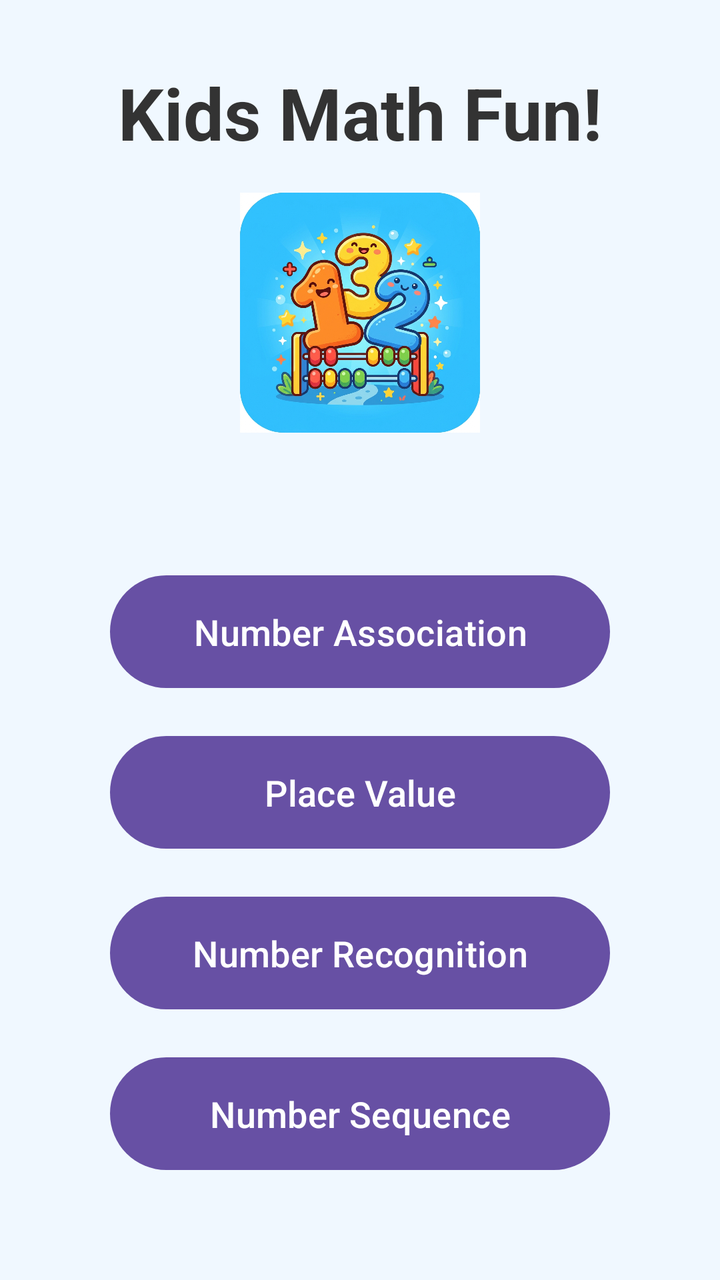
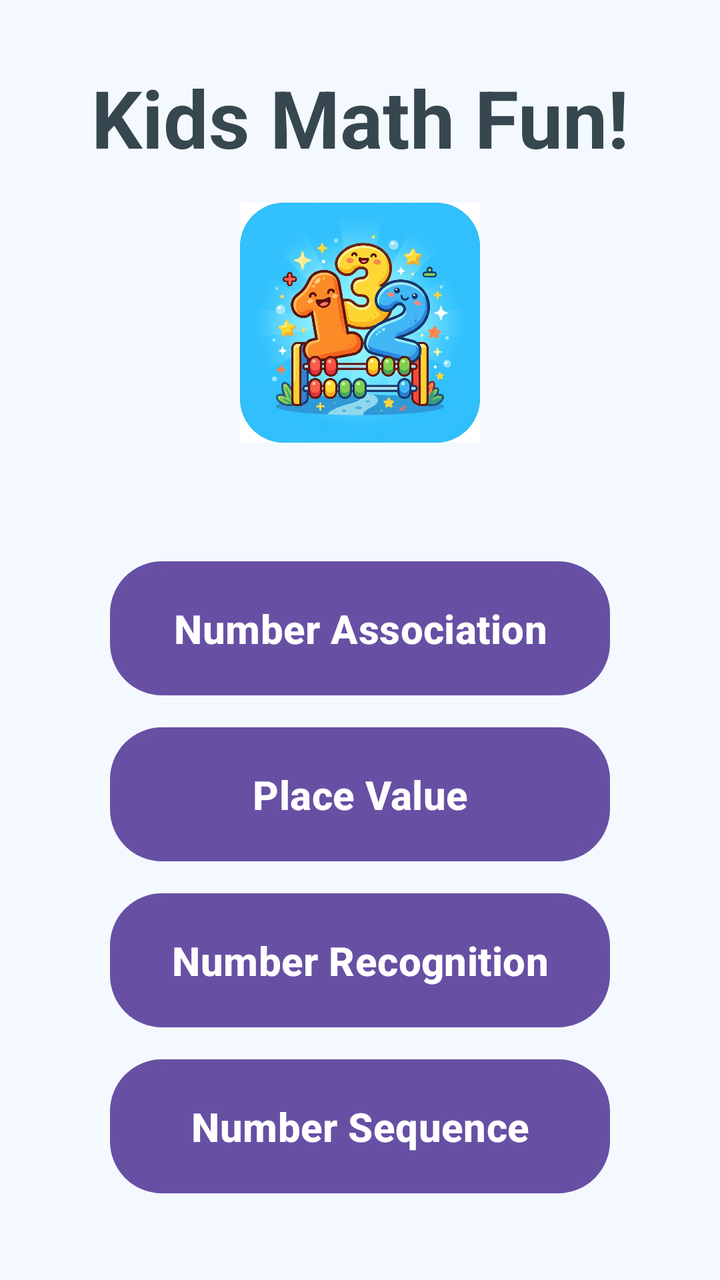

Two renders of the same Android screen: before a commit and after it. Below are the layout's source before the change and the commit's diff.
<!-- AndroidManifest.xml: application theme Theme.P1Chai_Boon_Hong2206806 -->
<!-- res/layout/activity_main.xml -->
<?xml version="1.0" encoding="utf-8"?>
<androidx.constraintlayout.widget.ConstraintLayout xmlns:android="http://schemas.android.com/apk/res/android"
    xmlns:app="http://schemas.android.com/apk/res-auto"
    xmlns:tools="http://schemas.android.com/tools"
    android:id="@+id/main"
    android:layout_width="match_parent"
    android:layout_height="match_parent"
    android:background="#F0F8FF"
    android:fitsSystemWindows="true"
    tools:context=".MainActivity">

    <TextView
        android:id="@+id/titleTextView"
        android:layout_width="wrap_content"
        android:layout_height="wrap_content"
        android:text="Kids Math Fun!"
        android:textSize="36sp"
        android:textStyle="bold"
        android:textColor="#333333"
        android:layout_marginTop="32dp"
        app:layout_constraintEnd_toEndOf="parent"
        app:layout_constraintStart_toStartOf="parent"
        app:layout_constraintTop_toTopOf="parent" />

    <ImageView
        android:id="@+id/logoImageView"
        android:layout_width="120dp"
        android:layout_height="120dp"
        android:layout_marginTop="16dp"
        android:src="@drawable/logo"
        app:layout_constraintEnd_toEndOf="parent"
        app:layout_constraintStart_toStartOf="parent"
        app:layout_constraintTop_toBottomOf="@id/titleTextView" />

    <LinearLayout
        android:layout_width="wrap_content"
        android:layout_height="wrap_content"
        android:orientation="vertical"
        android:layout_marginTop="16dp"
        app:layout_constraintBottom_toBottomOf="parent"
        app:layout_constraintEnd_toEndOf="parent"
        app:layout_constraintStart_toStartOf="parent"
        app:layout_constraintTop_toBottomOf="@id/logoImageView">

        <Button
            android:id="@+id/btnAssociation"
            android:layout_width="250dp"
            android:layout_height="wrap_content"
            android:layout_marginBottom="16dp"
            android:textSize="18sp"
            android:padding="16dp"
            android:text="Number Association" />

        <Button
            android:id="@+id/btnPlaceValue"
            android:layout_width="250dp"
            android:layout_height="wrap_content"
            android:layout_marginBottom="16dp"
            android:textSize="18sp"
            android:padding="16dp"
            android:text="Place Value" />

        <Button
            android:id="@+id/btnRecognition"
            android:layout_width="250dp"
            android:layout_height="wrap_content"
            android:layout_marginBottom="16dp"
            android:textSize="18sp"
            android:padding="16dp"
            android:text="Number Recognition" />

        <Button
            android:id="@+id/btnSequence"
            android:layout_width="250dp"
            android:layout_height="wrap_content"
            android:textSize="18sp"
            android:padding="16dp"
            android:text="Number Sequence" />

    </LinearLayout>

</androidx.constraintlayout.widget.ConstraintLayout>
<!-- resources referenced by this layout -->
<resources>
  <!-- drawable logo: jpg bitmap (drawable, 578875 bytes) -->
  <style name="Theme.P1Chai_Boon_Hong2206806" parent="Base.Theme.P1Chai_Boon_Hong2206806" />
  <style name="Base.Theme.P1Chai_Boon_Hong2206806" parent="Theme.Material3.DayNight.NoActionBar">
          
          
      </style>
</resources>

<!-- the commit's change to res/layout/activity_main.xml (unified diff, before → after) -->
@@ -5,7 +5,7 @@
     android:id="@+id/main"
     android:layout_width="match_parent"
     android:layout_height="match_parent"
-    android:background="#F0F8FF"
+    android:background="@color/app_bg"
     android:fitsSystemWindows="true"
     tools:context=".MainActivity">
 
@@ -14,9 +14,9 @@
         android:layout_width="wrap_content"
         android:layout_height="wrap_content"
         android:text="Kids Math Fun!"
-        android:textSize="36sp"
+        android:textSize="40sp"
         android:textStyle="bold"
-        android:textColor="#333333"
+        android:textColor="@color/text_primary"
         android:layout_marginTop="32dp"
         app:layout_constraintEnd_toEndOf="parent"
         app:layout_constraintStart_toStartOf="parent"
@@ -47,7 +47,10 @@
             android:layout_width="250dp"
             android:layout_height="wrap_content"
             android:layout_marginBottom="16dp"
-            android:textSize="18sp"
+            android:textSize="20sp"
+            android:textStyle="bold"
+            android:textColor="@color/white"
+            android:background="@drawable/btn_rounded_primary"
             android:padding="16dp"
             android:text="Number Association" />
 
@@ -56,7 +59,10 @@
             android:layout_width="250dp"
             android:layout_height="wrap_content"
             android:layout_marginBottom="16dp"
-            android:textSize="18sp"
+            android:textSize="20sp"
+            android:textStyle="bold"
+            android:textColor="@color/white"
+            android:background="@drawable/btn_rounded_primary"
             android:padding="16dp"
             android:text="Place Value" />
 
@@ -65,7 +71,10 @@
             android:layout_width="250dp"
             android:layout_height="wrap_content"
             android:layout_marginBottom="16dp"
-            android:textSize="18sp"
+            android:textSize="20sp"
+            android:textStyle="bold"
+            android:textColor="@color/white"
+            android:background="@drawable/btn_rounded_primary"
             android:padding="16dp"
             android:text="Number Recognition" />
 
@@ -73,7 +82,10 @@
             android:id="@+id/btnSequence"
             android:layout_width="250dp"
             android:layout_height="wrap_content"
-            android:textSize="18sp"
+            android:textSize="20sp"
+            android:textStyle="bold"
+            android:textColor="@color/white"
+            android:background="@drawable/btn_rounded_primary"
             android:padding="16dp"
             android:text="Number Sequence" />
 
<!-- resource entries referenced after the edit -->
@@ -1,7 +1,27 @@
 <!-- resources referenced by this layout -->
 <resources>
+  <color name="app_bg">#F4F9FF</color>
+  <color name="text_primary">#37474F</color>
+  <color name="white">#FFFFFFFF</color>
+  <!-- drawable btn_rounded_primary (drawable) -->
+  <?xml version="1.0" encoding="utf-8"?>
+  <shape xmlns:android="http://schemas.android.com/apk/res/android"
+      android:shape="rectangle">
+      <solid android:color="@color/btn_primary" />
+      <corners android:radius="24dp" />
+      <padding
+          android:bottom="16dp"
+          android:left="24dp"
+          android:right="24dp"
+          android:top="16dp" />
+      <stroke
+          android:width="4dp"
+          android:color="@color/btn_primary_dark" />
+  </shape>
   <!-- drawable logo: jpg bitmap (drawable, 578875 bytes) -->
   <style name="Theme.P1Chai_Boon_Hong2206806" parent="Base.Theme.P1Chai_Boon_Hong2206806" />
+  <color name="btn_primary">#4FC3F7</color>
+  <color name="btn_primary_dark">#0288D1</color>
   <style name="Base.Theme.P1Chai_Boon_Hong2206806" parent="Theme.Material3.DayNight.NoActionBar">
           
           
